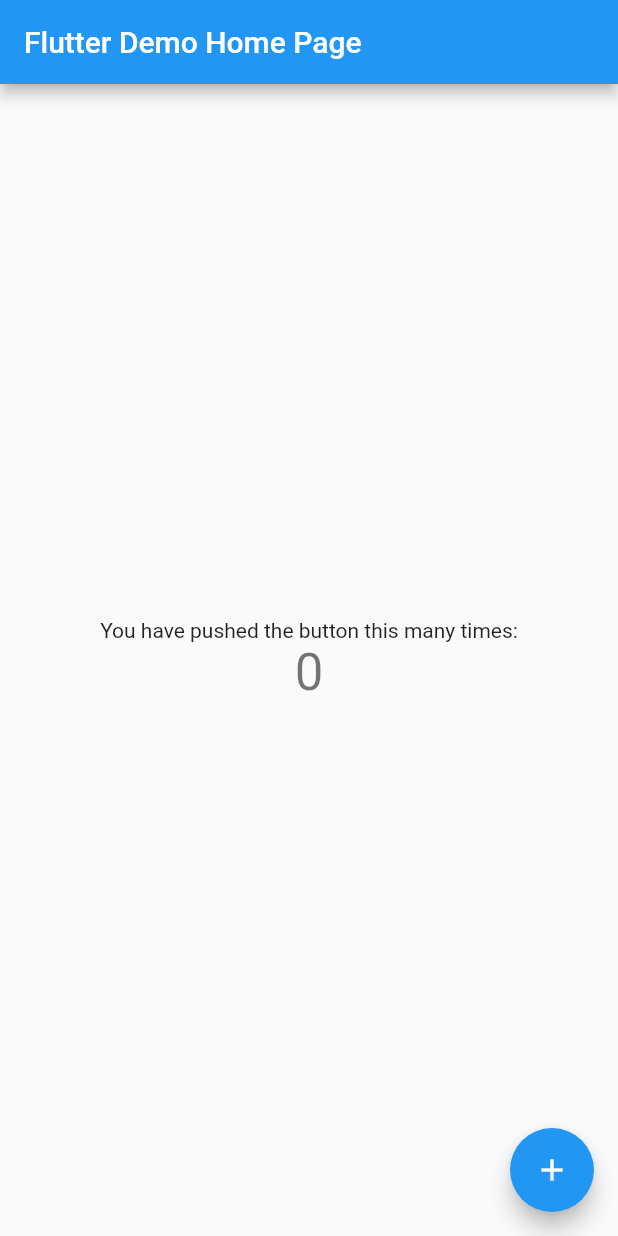
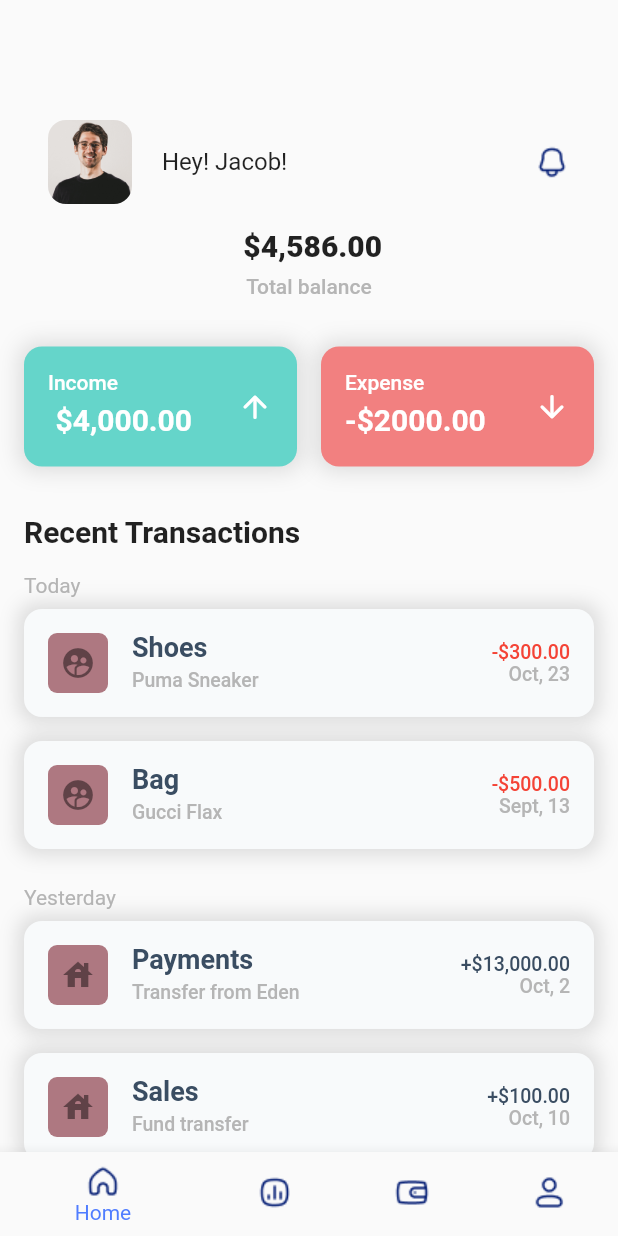
Before and after one commit to sudophils/phixlab_money, a Flutter app: the screen it shows after launch, on a phone screen of 412 x 824 dp. Run offline on Flutter 3.47's test engine with Material 2 defaults, Android fonts, the phone set to English and light mode, and no system bars.

Commit message:
all done

```diff
--- /dev/null
+++ b/lib/data/userInfo.dart
@@ -0,0 +1,54 @@
+enum TransactionType { outflow, inflow }
+
+enum ItemCategoryType { fashion, grocery, payments }
+
+class UserInfo {
+  final String name;
+  final String totalBalance;
+  final String inflow;
+  final String outflow;
+  final List<Transaction> transactions;
+
+  const UserInfo(
+      {required this.name,
+      required this.totalBalance,
+      required this.inflow,
+      required this.outflow,
+      required this.transactions});
+}
+
+class Transaction {
+  final ItemCategoryType categoryType;
+  final TransactionType transactionType;
+  final String itemCategoryName;
+  final String itemName;
+  final String amount;
+  final String date;
+
+  const Transaction(this.categoryType, this.transactionType,
+      this.itemCategoryName, this.itemName, this.amount, this.date);
+}
+
+const List<Transaction> transactions1 = [
+  Transaction(ItemCategoryType.fashion, TransactionType.outflow, "Shoes",
+      "Puma Sneaker", "\$300.00", "Oct, 23"),
+  Transaction(ItemCategoryType.fashion, TransactionType.outflow, "Bag",
+      "Gucci Flax", "\$500.00", "Sept, 13")
+];
+const  List<Transaction> transactions2 = [
+  Transaction(ItemCategoryType.payments, TransactionType.inflow, "Payments",
+      "Transfer from Eden", "\$13,000.00", "Oct, 2"),
+  Transaction(ItemCategoryType.payments, TransactionType.inflow, "Sales",
+      "Fund transfer", "\$100.00", "Oct, 10"),
+  Transaction(ItemCategoryType.payments, TransactionType.outflow, "Rent",
+      "Transfer from Eden", "\$10,000.00", "Oct, 12"),
+  Transaction(ItemCategoryType.fashion, TransactionType.outflow, "Blazer",
+      "Luiz Vuitton suit", "\$1,500.00", "Oct, 9")
+];
+
+const userdata = UserInfo(
+    name: "Jacob",
+    totalBalance: "\$4,586.00",
+    inflow: "\$4,000.00",
+    outflow: "\$2000.00",
+    transactions: transactions1);
--- a/lib/main.dart
+++ b/lib/main.dart
@@ -1,4 +1,5 @@
 import 'package:flutter/material.dart';
+import 'package:phixlab_money/screens/main_screen_host.dart';
 
 void main() {
   runApp(const MyApp());
@@ -10,58 +11,12 @@ class MyApp extends StatelessWidget {
   @override
   Widget build(BuildContext context) {
     return MaterialApp(
+      debugShowCheckedModeBanner: false,
       title: 'Flutter Demo',
       theme: ThemeData(
         primarySwatch: Colors.blue,
       ),
-      home: const MyHomePage(title: 'Flutter Demo Home Page'),
+      home: const MainScreenHost(),
     );
   }
 }
-
-class MyHomePage extends StatefulWidget {
-  const MyHomePage({super.key, required this.title});
-
-  final String title;
-
-  @override
-  State<MyHomePage> createState() => _MyHomePageState();
-}
-
-class _MyHomePageState extends State<MyHomePage> {
-  int _counter = 0;
-
-  void _incrementCounter() {
-    setState(() {
-      _counter++;
-    });
-  }
-
-  @override
-  Widget build(BuildContext context) {
-    return Scaffold(
-      appBar: AppBar(
-        title: Text(widget.title),
-      ),
-      body: Center(
-        child: Column(
-          mainAxisAlignment: MainAxisAlignment.center,
-          children: <Widget>[
-            const Text(
-              'You have pushed the button this many times:',
-            ),
-            Text(
-              '$_counter',
-              style: Theme.of(context).textTheme.headline4,
-            ),
-          ],
-        ),
-      ),
-      floatingActionButton: FloatingActionButton(
-        onPressed: _incrementCounter,
-        tooltip: 'Increment',
-        child: const Icon(Icons.add),
-      ),
-    );
-  }
-}
--- /dev/null
+++ b/lib/screens/home_screen_tab.dart
@@ -0,0 +1,105 @@
+import 'package:flutter/material.dart';
+import 'package:phixlab_money/data/userInfo.dart';
+
+import '../utils/constants.dart';
+import '../widget/income_expense_card.dart';
+import '../widget/transaction_item_tile.dart';
+
+class HomeScreenTab extends StatelessWidget {
+  const HomeScreenTab({Key? key}) : super(key: key);
+
+  @override
+  Widget build(BuildContext context) {
+    return SingleChildScrollView(
+      child: Padding(
+        padding: const EdgeInsets.all(defaultSpacing),
+        child: Column(
+          crossAxisAlignment: CrossAxisAlignment.start,
+          children: [
+            const SizedBox(
+              height: defaultSpacing * 4,
+            ),
+            ListTile(
+              title:  Text(" Hey! ${userdata.name}!"),
+              leading: ClipRRect(
+                  borderRadius:
+                      const BorderRadius.all(Radius.circular(defaultRadius)),
+                  child: Image.asset("assets/images/avatar.jpeg")),
+              trailing: Image.asset("assets/icons/bell.png"),
+            ),
+            const SizedBox(
+              height: defaultSpacing,
+            ),
+            Center(
+              child: Column(
+                children: [
+                  Text(
+                    " ${userdata.totalBalance}",
+                    style: Theme.of(context).textTheme.titleLarge?.copyWith(
+                        fontSize: fontSizeHeading, fontWeight: FontWeight.w800),
+                  ),
+                  const SizedBox(
+                    height: defaultSpacing / 2,
+                  ),
+
+                  Text(
+                    "Total balance",
+                    style: Theme.of(context)
+                        .textTheme
+                        .bodyText1
+                        ?.copyWith(color: fontSubHeading),
+                  )
+                ],
+              ),
+            ),
+            const SizedBox(
+              height: defaultSpacing * 2,
+            ),
+            Row(
+              crossAxisAlignment: CrossAxisAlignment.center,
+              children:  [
+                Expanded(
+                    child: IncomeExpenseCard(
+                        expenseData: ExpenseData("Income", " ${userdata.inflow}",
+                            Icons.arrow_upward_rounded))),
+               const SizedBox(
+                  width: defaultSpacing,
+                ),
+                Expanded(
+                    child: IncomeExpenseCard(
+                        expenseData: ExpenseData("Expense", "-${userdata.outflow}",
+                            Icons.arrow_downward_rounded)))
+              ],
+            ),
+            const SizedBox(
+              height: defaultSpacing * 2,
+            ),
+            Text(
+              "Recent Transactions",
+              style: Theme.of(context)
+                  .textTheme
+                  .headline6
+                  ?.copyWith(fontWeight: FontWeight.w700),
+            ),
+            const SizedBox(
+              height: defaultSpacing,
+            ),
+            const Text(
+              "Today",
+              style: TextStyle(color: fontSubHeading),
+            ),
+             ...userdata.transactions.map((transaction) => TransactionItemTile(transaction:transaction)),
+            const SizedBox(
+              height: defaultSpacing,
+            ),
+            const Text(
+              "Yesterday",
+              style: TextStyle(color: fontSubHeading),
+            ),
+            ...transactions2.map((transaction) => TransactionItemTile(transaction:transaction)),
+          ],
+        ),
+      ),
+    );
+  }
+}
--- /dev/null
+++ b/lib/screens/main_screen_host.dart
@@ -0,0 +1,58 @@
+import 'package:flutter/material.dart';
+import 'package:phixlab_money/screens/home_profile_tab.dart';
+import 'package:phixlab_money/screens/home_screen_tab.dart';
+import 'package:phixlab_money/utils/constants.dart';
+
+class MainScreenHost extends StatefulWidget {
+  const MainScreenHost({Key? key}) : super(key: key);
+
+  @override
+  State<MainScreenHost> createState() => _MainScreenHostState();
+}
+
+class _MainScreenHostState extends State<MainScreenHost> {
+  var currentIndex = 0;
+
+  Widget buildTabContent(int index) {
+    switch (index) {
+      case 0:
+        return const HomeScreenTab();
+      case 1:
+        return Container();
+      case 2:
+        return Container();
+      case 3:
+        return const HomeProfileTab();
+      default:
+        return const HomeScreenTab();
+    }
+  }
+
+  @override
+  Widget build(BuildContext context) {
+    return Scaffold(
+      body: buildTabContent(currentIndex),
+      bottomNavigationBar: BottomNavigationBar(
+        currentIndex: currentIndex,
+        onTap: (index) {
+          setState(() {
+            currentIndex = index;
+          });
+        },
+        selectedItemColor: secondaryDark,
+        unselectedItemColor: fontLight,
+        items: [
+          BottomNavigationBarItem(
+              icon: Image.asset("assets/icons/home-1.png"), label: "Home"),
+          BottomNavigationBarItem(
+              icon: Image.asset("assets/icons/chart-vertical.png"),
+              label: "Stat"),
+          BottomNavigationBarItem(
+              icon: Image.asset("assets/icons/wallet.png"), label: "Wallet"),
+          BottomNavigationBarItem(
+              icon: Image.asset("assets/icons/user-1.png"), label: "Profile"),
+        ],
+      ),
+    );
+  }
+}
--- /dev/null
+++ b/lib/widget/income_expense_card.dart
@@ -0,0 +1,67 @@
+import 'package:flutter/material.dart';
+
+import '../utils/constants.dart';
+
+class ExpenseData {
+  final String label;
+  final String amount;
+  final IconData icon;
+
+  const ExpenseData(this.label, this.amount, this.icon);
+}
+
+class IncomeExpenseCard extends StatelessWidget {
+  final ExpenseData expenseData;
+
+  const IncomeExpenseCard({Key? key, required this.expenseData})
+      : super(key: key);
+
+  @override
+  Widget build(BuildContext context) {
+    return Container(
+      height: 80,
+      padding: const EdgeInsets.all(defaultSpacing),
+      decoration: BoxDecoration(
+          boxShadow: const [
+            BoxShadow(
+                color: Colors.black12,
+                offset: Offset.zero,
+                spreadRadius: 3,
+                blurRadius: 12)
+          ],
+          color: expenseData.label == "Income" ? primaryDark : accent,
+          borderRadius: const BorderRadius.all(Radius.circular(defaultRadius))),
+      child: Row(
+        mainAxisAlignment: MainAxisAlignment.center,
+        children: [
+          Expanded(
+            child: Column(
+              crossAxisAlignment: CrossAxisAlignment.start,
+              children: [
+                Text(
+                  expenseData.label,
+                  style: Theme.of(context)
+                      .textTheme
+                      .bodyText1
+                      ?.copyWith(color: Colors.white),
+                ),
+                Padding(
+                  padding: const EdgeInsets.only(top: defaultSpacing / 3),
+                  child: Text(
+                    expenseData.amount,
+                    style: Theme.of(context).textTheme.titleLarge?.copyWith(
+                        color: Colors.white, fontWeight: FontWeight.w600),
+                  ),
+                )
+              ],
+            ),
+          ),
+          Icon(
+            expenseData.icon,
+            color: Colors.white,
+          )
+        ],
+      ),
+    );
+  }
+}
--- /dev/null
+++ b/lib/widget/transaction_item_tile.dart
@@ -0,0 +1,90 @@
+import 'dart:math';
+
+import 'package:flutter/material.dart';
+
+import '../data/userInfo.dart';
+import '../utils/constants.dart';
+
+class TransactionItemTile extends StatelessWidget {
+  final Transaction transaction;
+
+  const TransactionItemTile({Key? key, required this.transaction})
+      : super(key: key);
+
+  String getSign(TransactionType type) {
+    switch (type) {
+      case TransactionType.inflow:
+        return "+";
+      case TransactionType.outflow:
+        return "-";
+    }
+  }
+
+  Color getRandomBgColor(){
+    return Color(Random().nextInt(0XFF000000));
+  }
+
+
+  @override
+  Widget build(BuildContext context) {
+
+
+    return Container(
+        margin: const EdgeInsets.symmetric(vertical: defaultSpacing / 2),
+        decoration: const BoxDecoration(
+            boxShadow: [
+              BoxShadow(
+                  color: Colors.black12,
+                  offset: Offset.zero,
+                  blurRadius: 10,
+                  spreadRadius: 4)
+            ],
+            color: background,
+            borderRadius: BorderRadius.all(Radius.circular(defaultRadius))),
+        child: ListTile(
+          leading: Container(
+              padding: const EdgeInsets.all(defaultSpacing / 2),
+              decoration:  BoxDecoration(
+                  color: getRandomBgColor(),
+                  borderRadius:
+                      BorderRadius.all(Radius.circular(defaultRadius / 2))),
+              child: transaction.categoryType == ItemCategoryType.fashion
+                  ? const Icon(Icons.supervised_user_circle_sharp)
+                  : Icon(Icons.house)),
+          title: Text(transaction.itemCategoryName,
+              style: Theme.of(context).textTheme.bodyText1?.copyWith(
+                  color: fontHeading,
+                  fontSize: fontSizeTitle,
+                  fontWeight: FontWeight.w700)),
+          subtitle: Text(
+            transaction.itemName,
+            style: Theme.of(context).textTheme.bodyText1?.copyWith(
+                  color: fontSubHeading,
+                  fontSize: fontSizeBody,
+                ),
+          ),
+          trailing: Column(
+            mainAxisAlignment: MainAxisAlignment.center,
+            crossAxisAlignment: CrossAxisAlignment.end,
+            children: [
+              Text(
+                "${getSign(transaction.transactionType)}${transaction.amount}",
+                style: Theme.of(context).textTheme.bodyText1?.copyWith(
+                    color:
+                        transaction.transactionType == TransactionType.outflow
+                            ? Colors.red
+                            : fontHeading,
+                    fontSize: fontSizeBody),
+              ),
+              Text(
+                transaction.date,
+                style: Theme.of(context).textTheme.bodyText1?.copyWith(
+                      color: fontSubHeading,
+                      fontSize: fontSizeBody,
+                    ),
+              )
+            ],
+          ),
+        ));
+  }
+}
--- a/pubspec.yaml
+++ b/pubspec.yaml
@@ -64,6 +64,10 @@ flutter:
   #   - images/a_dot_burr.jpeg
   #   - images/a_dot_ham.jpeg
 
+  assets:
+    - assets/images/
+    - assets/icons/
+
   # An image asset can refer to one or more resolution-specific "variants", see
   # https://flutter.dev/assets-and-images/#resolution-aware
 
```
Also changed, not shown: lib/screens/home_profile_tab.dart (added, +141 -0 lines), lib/widget/profile_account_info_tile.dart (added, +74 -0 lines).
